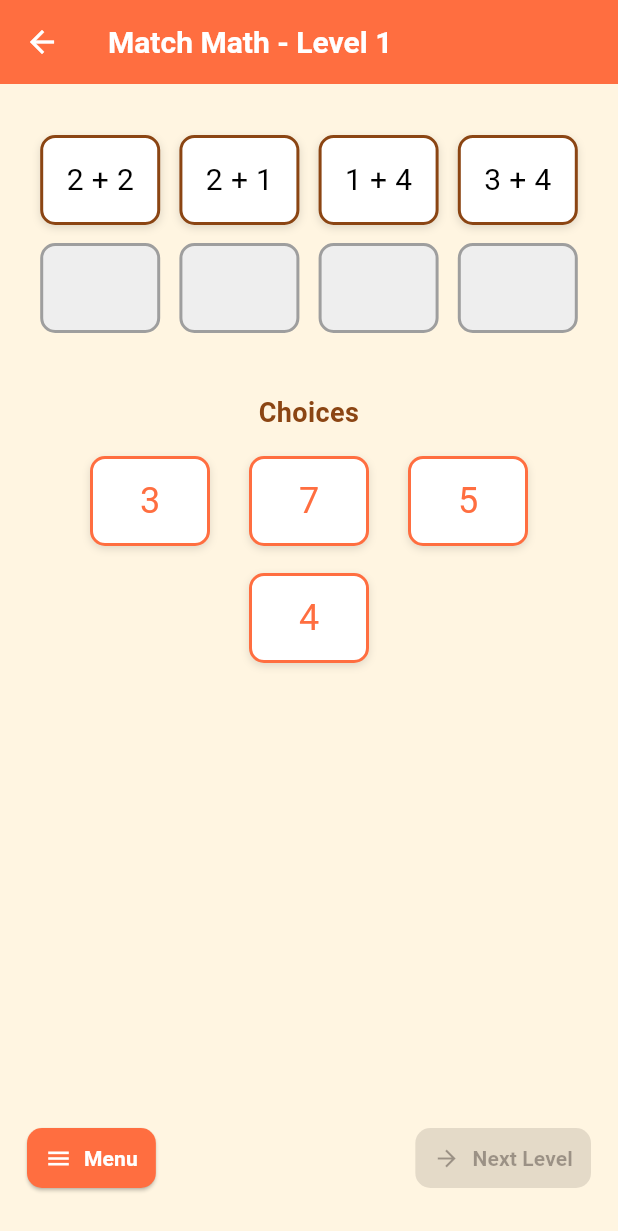
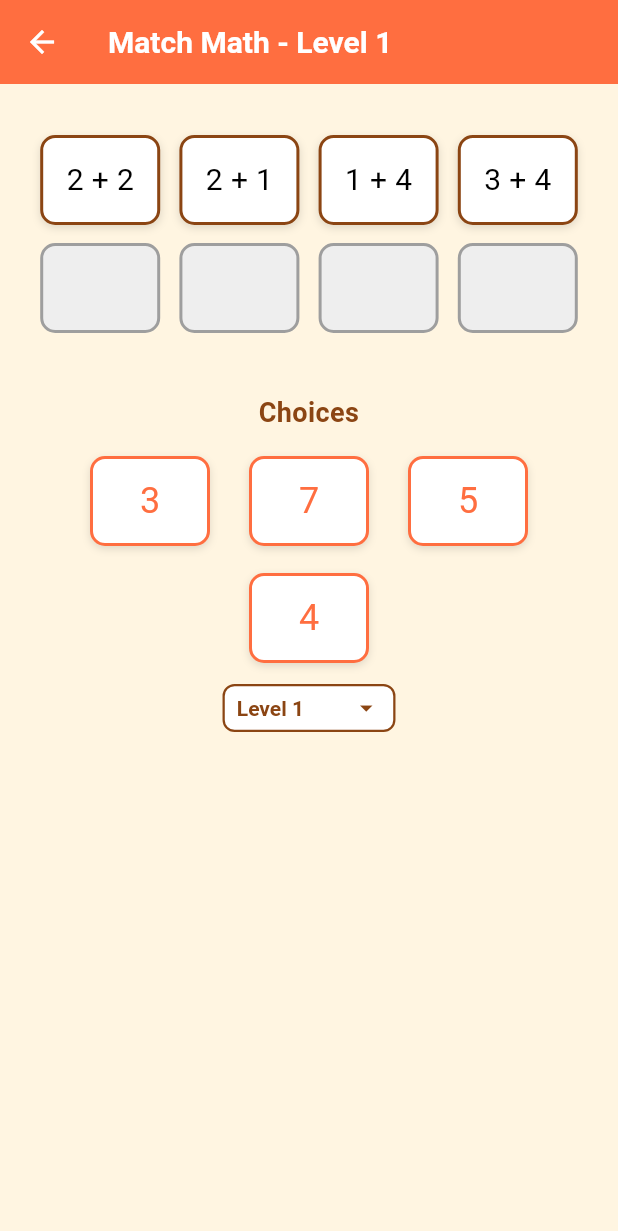
Before and after one commit to mvrexo/studybuddy1, a Flutter app: the MathMatchGame screen opened directly, on a phone screen of 412 x 824 dp. Shown: the top 1231 px of the screen. Run offline on Flutter 3.47's test engine with Material 3 defaults, Android fonts, the phone set to English and light mode, and no system bars; our stand-ins replace animated_text_kit, google_fonts, lottie, printing, screenshot, shared_preferences and 1 more; accounts and stored records are empty; Roboto replaces fonts that are missing (AlfaSlabOne).

Commit message:
update mini games screen layout and styling

```diff
--- a/lib/screens/mini_games.dart
+++ b/lib/screens/mini_games.dart
@@ -60,7 +60,7 @@ class MiniGamesScreen extends StatelessWidget {
                 _GameCard(
                   icon: Icons.science,
                   title: 'Science Crossword',
-                  color: Colors.green[200]!,
+                  color: Colors.orange[200]!,
                   onTap: () {
                     Navigator.push(
                       context,
@@ -360,54 +360,64 @@ class _MathMatchGameState extends State<MathMatchGame> {
                       );
               }).toList(),
             ),
-            const Spacer(),
-            Row(
-              mainAxisAlignment: MainAxisAlignment.spaceBetween,
-              children: [
-                ElevatedButton.icon(
-                  style: ElevatedButton.styleFrom(
-                    backgroundColor: kThemePrimary,
-                    foregroundColor: Colors.white,
-                    padding:
-                        const EdgeInsets.symmetric(vertical: 6, horizontal: 12),
-                    shape: RoundedRectangleBorder(
-                      borderRadius: BorderRadius.circular(10),
-                    ),
-                  ),
-                  icon: const Icon(Icons.menu),
-                  label: const Text(
-                    'Menu',
-                    style: TextStyle(
+            const SizedBox(height: 10),
+            Align(
+              alignment: Alignment.center,
+              child: Container(
+                height: 32,
+                padding: const EdgeInsets.symmetric(horizontal: 8),
+                decoration: BoxDecoration(
+                  color: Colors.white,
+                  border: Border.all(color: kThemeAccent, width: 1.5),
+                  borderRadius: BorderRadius.circular(8),
+                ),
+                child: DropdownButtonHideUnderline(
+                  child: DropdownButton<int>(
+                    value: currentLevel,
+                    dropdownColor: Colors.white,
+                    icon: const Icon(Icons.arrow_drop_down, color: kThemeAccent, size: 20),
+                    style: const TextStyle(
                       fontFamily: kFontFamily,
                       fontWeight: FontWeight.bold,
                       fontSize: 14,
+                      color: kThemeAccent,
+                    ),
+                    underline: const SizedBox(),
+                    onChanged: (int? value) {
+                      if (value != null && value != currentLevel) {
+                        setState(() {
+                          currentLevel = value;
+                          loadLevel(currentLevel);
+                        });
+                      }
+                    },
+                    items: List.generate(
+                      levels.length,
+                      (i) => DropdownMenuItem(
+                        value: i,
+                        child: Text(
+                          'Level ${i + 1}',
+                          style: const TextStyle(
+                            fontFamily: kFontFamily,
+                            fontWeight: FontWeight.bold,
+                            fontSize: 14,
+                            color: kThemeAccent,
+                          ),
+                        ),
+                      ),
+                    ),
+                    hint: const Text(
+                      'Select Level',
+                      style: TextStyle(
+                        fontFamily: kFontFamily,
+                        fontWeight: FontWeight.bold,
+                        fontSize: 14,
+                        color: kThemeAccent,
+                      ),
                     ),
                   ),
-                  onPressed: () => Navigator.pop(context),
                 ),
-                ElevatedButton.icon(
-                  style: ElevatedButton.styleFrom(
-                    backgroundColor:
-                        isLevelComplete() ? Colors.green : Colors.grey,
-                    foregroundColor: Colors.white,
-                    padding:
-                        const EdgeInsets.symmetric(vertical: 6, horizontal: 12),
-                    shape: RoundedRectangleBorder(
-                      borderRadius: BorderRadius.circular(10),
-                    ),
-                  ),
-                  icon: const Icon(Icons.arrow_forward),
-                  label: const Text(
-                    'Next Level',
-                    style: TextStyle(
-                      fontFamily: kFontFamily,
-                      fontWeight: FontWeight.bold,
-                      fontSize: 14,
-                    ),
-                  ),
-                  onPressed: isLevelComplete() ? goToNextLevel : null,
-                ),
-              ],
+              ),
             ),
             const SizedBox(height: 10),
           ],
```
Also changed, not shown: lib/screens/learning_lessons.dart (+71 -5 lines).
